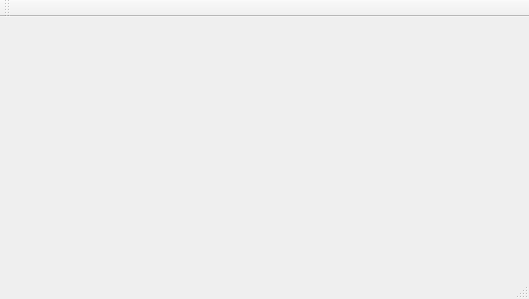
Above: Project/mainwindow.ui from SteveBunlon/ProjetLO21 before the change. Below: the same form after it.
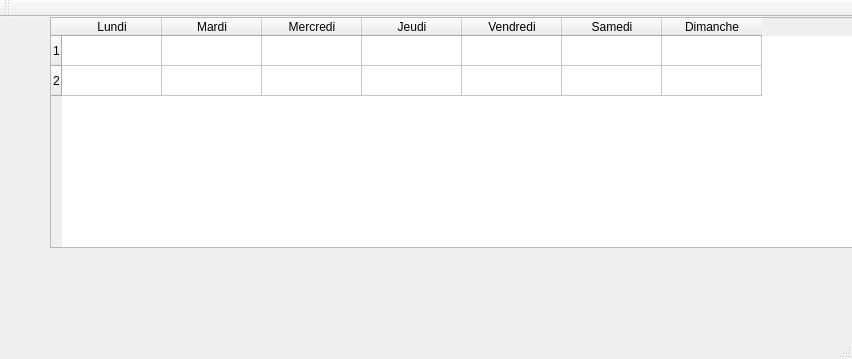
That is the form after the change.

The edit to the form file:
```diff
--- a/Project/mainwindow.ui
+++ b/Project/mainwindow.ui
@@ -6,14 +6,70 @@
    <rect>
     <x>0</x>
     <y>0</y>
-    <width>529</width>
-    <height>299</height>
+    <width>852</width>
+    <height>359</height>
    </rect>
   </property>
   <property name="windowTitle">
    <string>MainWindow</string>
   </property>
-  <widget class="QWidget" name="centralWidget"/>
+  <widget class="QWidget" name="centralWidget">
+   <widget class="QTableWidget" name="tableWidget">
+    <property name="geometry">
+     <rect>
+      <x>50</x>
+      <y>0</y>
+      <width>901</width>
+      <height>231</height>
+     </rect>
+    </property>
+    <row>
+     <property name="text">
+      <string>1</string>
+     </property>
+    </row>
+    <row>
+     <property name="text">
+      <string>2</string>
+     </property>
+    </row>
+    <column>
+     <property name="text">
+      <string>Lundi</string>
+     </property>
+    </column>
+    <column>
+     <property name="text">
+      <string>Mardi</string>
+     </property>
+    </column>
+    <column>
+     <property name="text">
+      <string>Mercredi</string>
+     </property>
+    </column>
+    <column>
+     <property name="text">
+      <string>Jeudi</string>
+     </property>
+    </column>
+    <column>
+     <property name="text">
+      <string>Vendredi</string>
+     </property>
+    </column>
+    <column>
+     <property name="text">
+      <string>Samedi</string>
+     </property>
+    </column>
+    <column>
+     <property name="text">
+      <string>Dimanche</string>
+     </property>
+    </column>
+   </widget>
+  </widget>
   <widget class="QMenuBar" name="menuBar">
    <property name="geometry">
     <rect>
```
Left out of the diff: 2 changed lines with no effect on the pictures.
